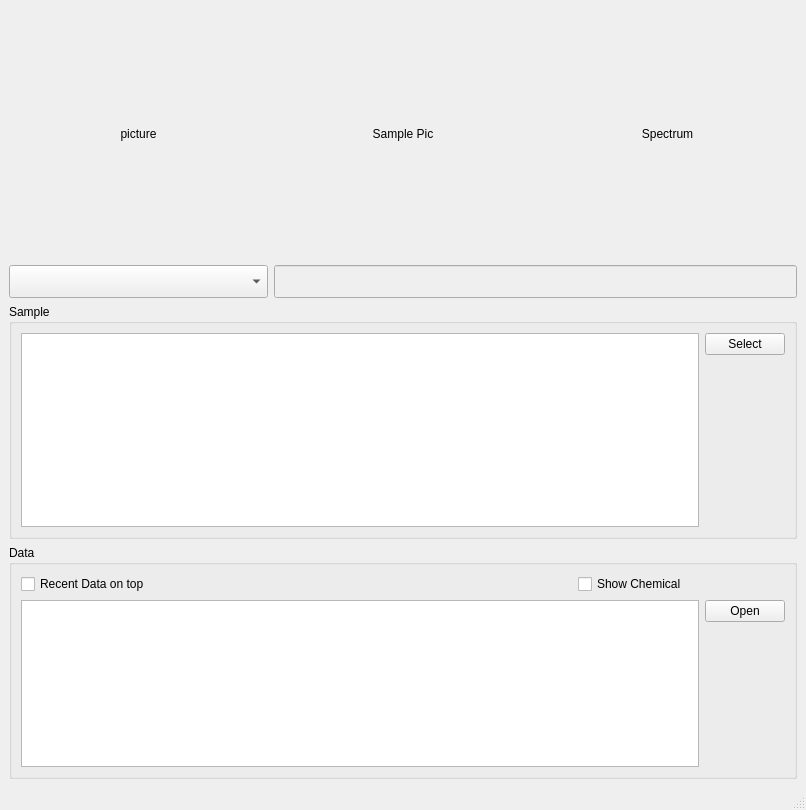
This is Analysis_UI/databasewindow.ui in goluckyryan/nonLinearFit as Qt 5 draws it before an edit. The edited form follows.
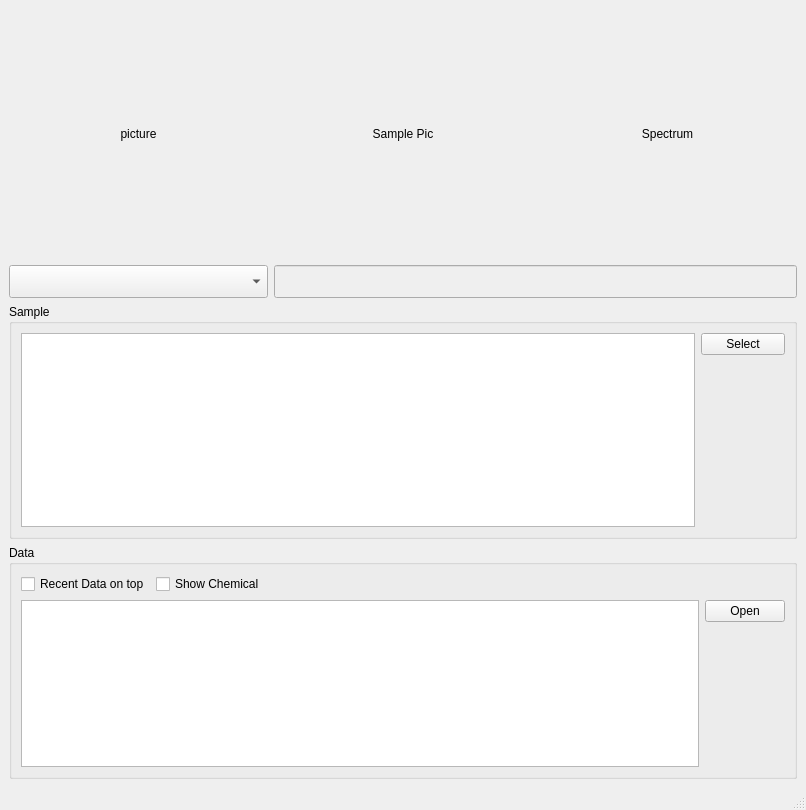
This is the edited form.

Commit message:
[stable] improve database UI
when select data, show corresponding picture.

The edit to the form file:
```diff
--- a/Analysis_UI/databasewindow.ui
+++ b/Analysis_UI/databasewindow.ui
@@ -20,7 +20,7 @@
       <property name="title">
        <string>Sample</string>
       </property>
-      <layout class="QGridLayout" name="gridLayout_2" columnstretch="8,0">
+      <layout class="QGridLayout" name="gridLayout_2" columnstretch="8,1">
        <item row="0" column="1">
         <widget class="QPushButton" name="pushButton_selectSample">
          <property name="text">
@@ -39,7 +39,7 @@
       <property name="title">
        <string>Data</string>
       </property>
-      <layout class="QGridLayout" name="gridLayout_4" rowstretch="1,0,0" columnstretch="1,0,0,0,0">
+      <layout class="QGridLayout" name="gridLayout_4" rowstretch="1,0,0" columnstretch="1,1,3,3,1">
        <item row="0" column="0">
         <widget class="QCheckBox" name="checkBox_sortData">
          <property name="text">
```
The commit also changes 2 other files.
